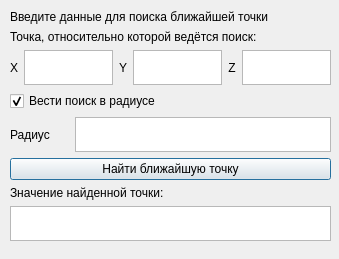
Old version of the form src/main/FindNearestPointDialog/findnearestpointdialog.ui in the repository splashgywastaken/3d_project_qmake.
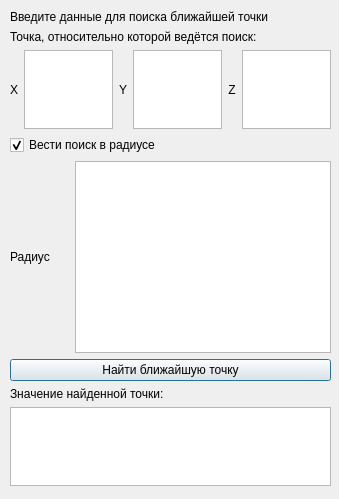
New version of the form.

What changed in the file:
```diff
--- a/src/main/FindNearestPointDialog/findnearestpointdialog.ui
+++ b/src/main/FindNearestPointDialog/findnearestpointdialog.ui
@@ -7,11 +7,11 @@
     <x>0</x>
     <y>0</y>
     <width>339</width>
-    <height>259</height>
+    <height>499</height>
    </rect>
   </property>
   <property name="sizePolicy">
-   <sizepolicy hsizetype="Minimum" vsizetype="Minimum">
+   <sizepolicy hsizetype="Fixed" vsizetype="Fixed">
     <horstretch>0</horstretch>
     <verstretch>0</verstretch>
    </sizepolicy>
@@ -19,13 +19,13 @@
   <property name="windowTitle">
    <string>Dialog</string>
   </property>
-  <widget class="QWidget" name="">
+  <widget class="QWidget" name="layoutWidget">
    <property name="geometry">
     <rect>
      <x>10</x>
      <y>10</y>
      <width>321</width>
-     <height>231</height>
+     <height>476</height>
     </rect>
    </property>
    <layout class="QGridLayout" name="gridLayout">
```
